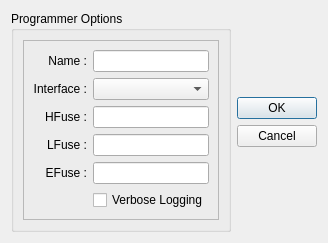
This is src/optiondlg.ui in muman613/atmel-programmer-ui as Qt 5 draws it before an edit. The edited form follows.
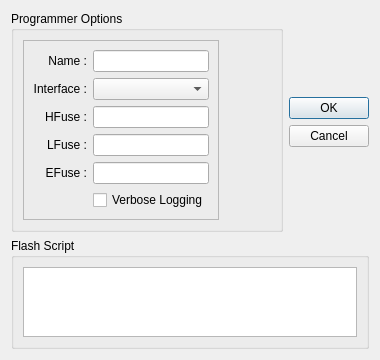
This is the edited form.

Commit message: Added code for flash script

Patch:
```diff
--- a/src/optiondlg.ui
+++ b/src/optiondlg.ui
@@ -6,8 +6,8 @@
    <rect>
     <x>0</x>
     <y>0</y>
-    <width>320</width>
-    <height>193</height>
+    <width>380</width>
+    <height>329</height>
    </rect>
   </property>
   <property name="windowTitle">
@@ -148,6 +148,18 @@
      </layout>
     </widget>
    </item>
+   <item row="1" column="0" colspan="2">
+    <widget class="QGroupBox" name="groupBox_2">
+     <property name="title">
+      <string>Flash Script</string>
+     </property>
+     <layout class="QGridLayout" name="gridLayout_3">
+      <item row="0" column="0">
+       <widget class="QTextEdit" name="flashScript"/>
+      </item>
+     </layout>
+    </widget>
+   </item>
   </layout>
  </widget>
  <resources/>
```
The commit also changes 12 other files.
